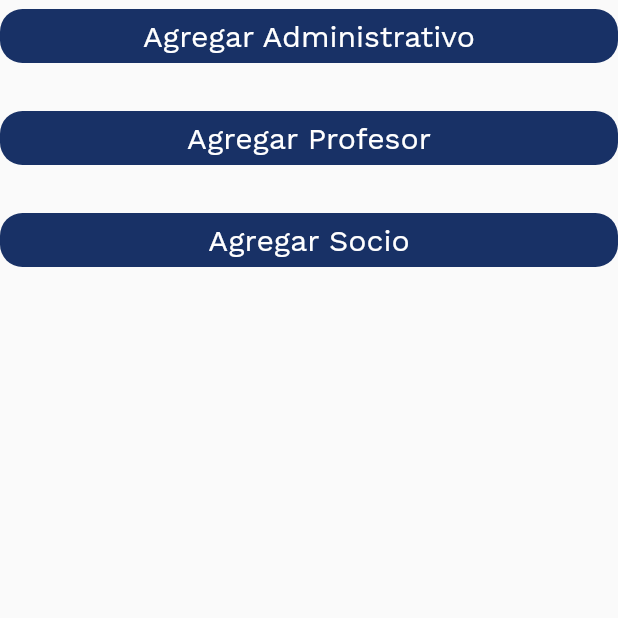
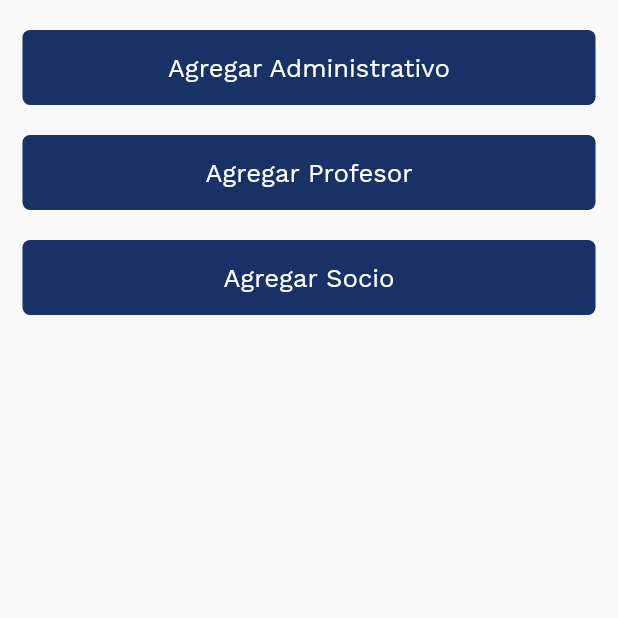
Before and after one commit to ecufre/IA-Mobile, a Flutter app: the CreateUserPage screen opened directly, on a phone screen of 412 x 824 dp, the top half of it. Run offline on Flutter 3.47's test engine with Material 2 defaults, Android fonts, the phone set to English and light mode, and no system bars; our stand-ins replace connectivity, shared_preferences; accounts and stored records are empty; generated files the repository leaves out were written again; project files that could hold a hidden picture were left out.

```diff
--- a/lib/src/screens/create_users/create_user_page.dart
+++ b/lib/src/screens/create_users/create_user_page.dart
@@ -16,7 +16,9 @@ class _CreateUserPageState extends State<CreateUserPage> {
   }
 
   Widget _body() {
-    return Column(
+    return Padding(
+      padding: const EdgeInsets.symmetric(horizontal: 15.0, vertical: 20.0),
+      child: Column(
         children: <Widget>[
           _button("Agregar Administrativo", () {}),
           SizedBox(height: 20.0),
@@ -24,6 +26,7 @@ class _CreateUserPageState extends State<CreateUserPage> {
           SizedBox(height: 20.0),
           _button("Agregar Socio", () {}),
         ],
+      ),
     );
   }
 
@@ -35,7 +38,10 @@ class _CreateUserPageState extends State<CreateUserPage> {
       buttonColor: Ui.primaryColor,
       textColor: Colors.white,
       elevation: 0.0,
+      fontSize: 17.0,
       fontFamily: 'WorkSans Regular',
+      circularRadius: 5.0,
+      height: 50.0,
     );
   }
 }
--- a/lib/src/widgets/custom_raised_button.dart
+++ b/lib/src/widgets/custom_raised_button.dart
@@ -38,6 +38,9 @@ class CustomRaisedButton extends StatelessWidget {
     return Row(
       children: <Widget>[
         Expanded(
+          child: Container(
+            height: this.height,
+            width: this.width,
             child: RaisedButton(
               elevation: this.elevation,
               shape: RoundedRectangleBorder(
@@ -60,6 +63,7 @@ class CustomRaisedButton extends StatelessWidget {
               ),
             ),
           ),
+        ),
       ],
     );
   }
```
Also changed, not shown: lib/src/models/employee.dart (+7 -5 lines), lib/src/models/member.dart (+17 -5 lines), lib/src/models/people.dart (+7 -3 lines), lib/src/models/employee.g.dart, lib/src/models/member.g.dart, lib/src/models/people.g.dart. Lines whose indentation alone changed are shown as unchanged.
